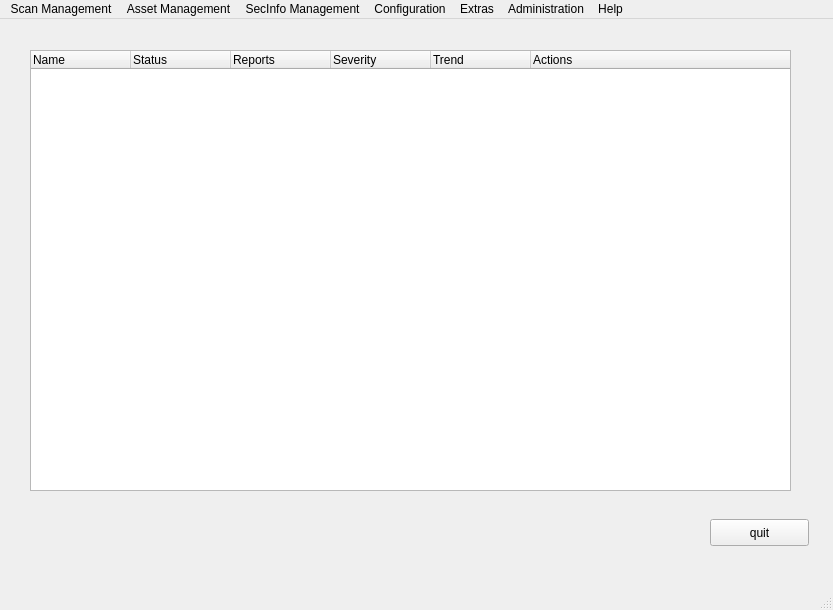
Old version of the form instance.ui in the repository mapleking3/OpenVAS7_GUI_CLIENT.
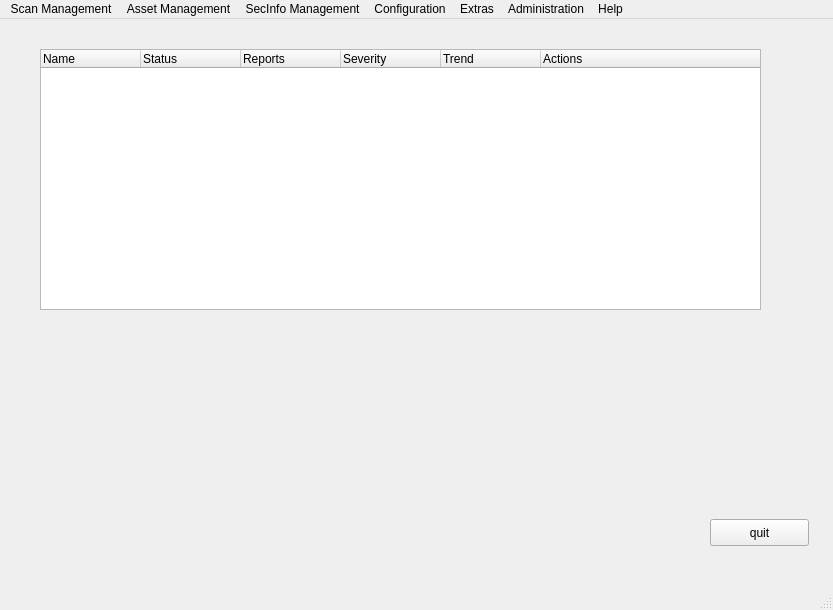
New version of the form.

The edit to the form file:
```diff
--- a/instance.ui
+++ b/instance.ui
@@ -30,10 +30,10 @@
    <widget class="QTreeWidget" name="tasks_tree_widget">
     <property name="geometry">
      <rect>
-      <x>30</x>
-      <y>31</y>
-      <width>761</width>
-      <height>441</height>
+      <x>40</x>
+      <y>30</y>
+      <width>721</width>
+      <height>261</height>
      </rect>
     </property>
     <column>
```
Left out of the diff: 2 changed lines with no effect on the pictures.
